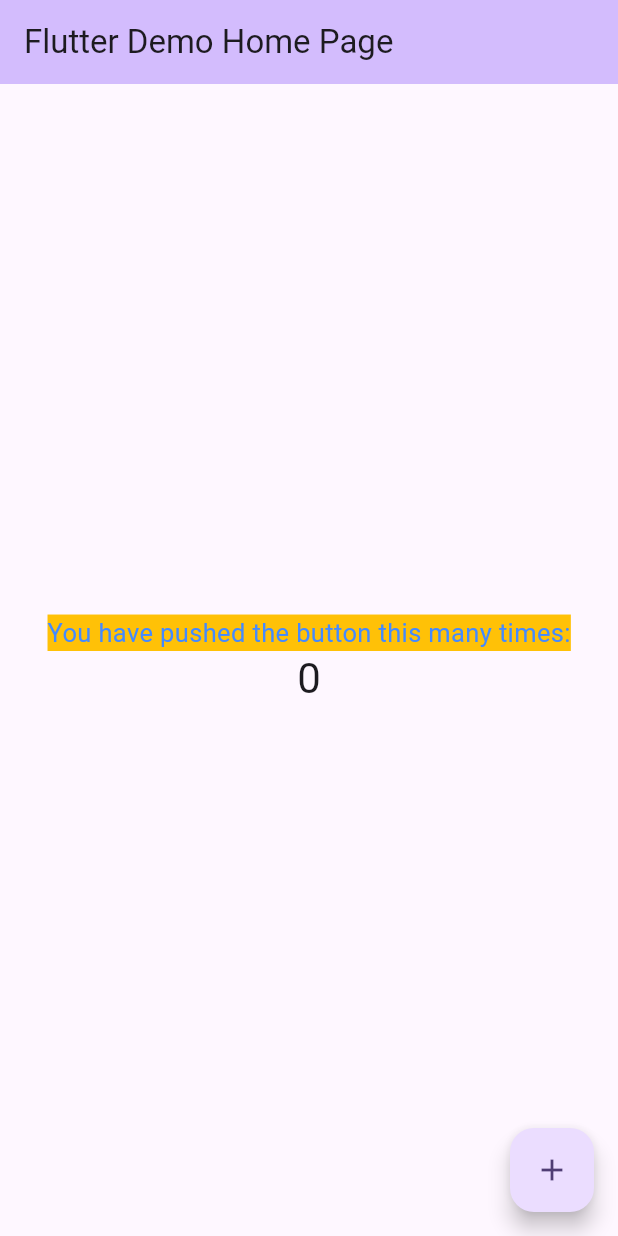
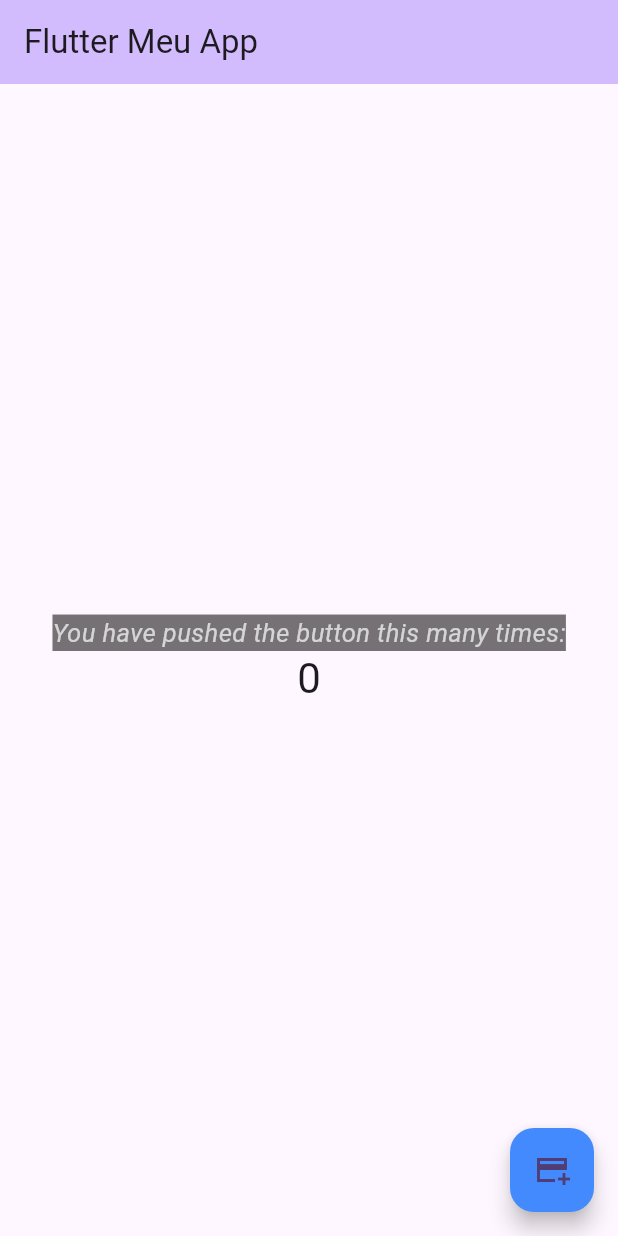
Before and after one commit to WBorges1984/MeuAppFlutter, a Flutter app: the screen it shows after launch, on a phone screen of 412 x 824 dp. Run offline on Flutter 3.47's test engine with Material 2 defaults, Android fonts, the phone set to English and light mode, and no system bars.

Commit message:
Modificações em alguns elementos

```diff
--- a/lib/main.dart
+++ b/lib/main.dart
@@ -31,7 +31,7 @@ class MyApp extends StatelessWidget {
         colorScheme: ColorScheme.fromSeed(seedColor: Colors.deepPurple),
         useMaterial3: true,
       ),
-      home: const MyHomePage(title: 'Flutter Demo Home Page'),
+      home: const MyHomePage(title: 'Flutter Meu App'),
     );
   }
 }
@@ -108,9 +108,10 @@ class _MyHomePageState extends State<MyHomePage> {
             const Text(
               'You have pushed the button this many times:',
               style: TextStyle(
-                  color: Colors.blueAccent,
+                  color: Colors.white70,
                   fontSize: 17,
-                  backgroundColor: Colors.amber),
+                  fontStyle: FontStyle.italic,
+                  backgroundColor: Colors.black54),
             ),
             Text(
               '$_counter',
@@ -122,7 +123,8 @@ class _MyHomePageState extends State<MyHomePage> {
       floatingActionButton: FloatingActionButton(
         onPressed: _incrementCounter,
         tooltip: 'Increment',
-        child: const Icon(Icons.add),
+        backgroundColor: Colors.blueAccent,
+        child: const Icon(Icons.add_card_sharp),
       ), // This trailing comma makes auto-formatting nicer for build methods.
     );
   }
```
